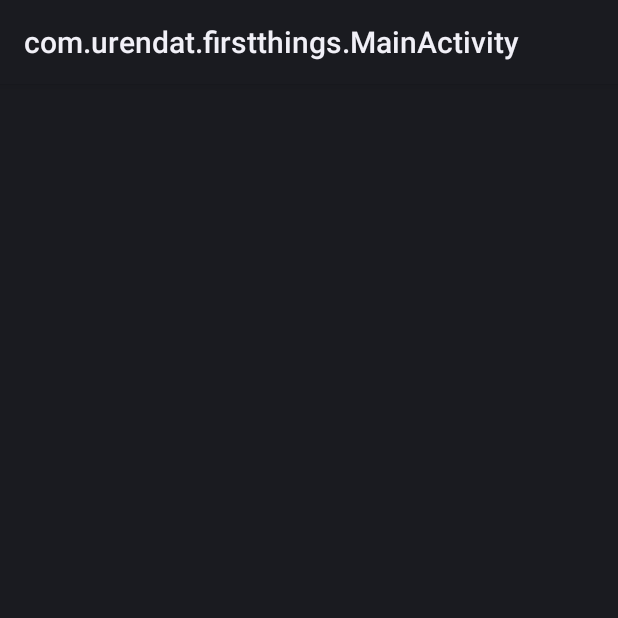
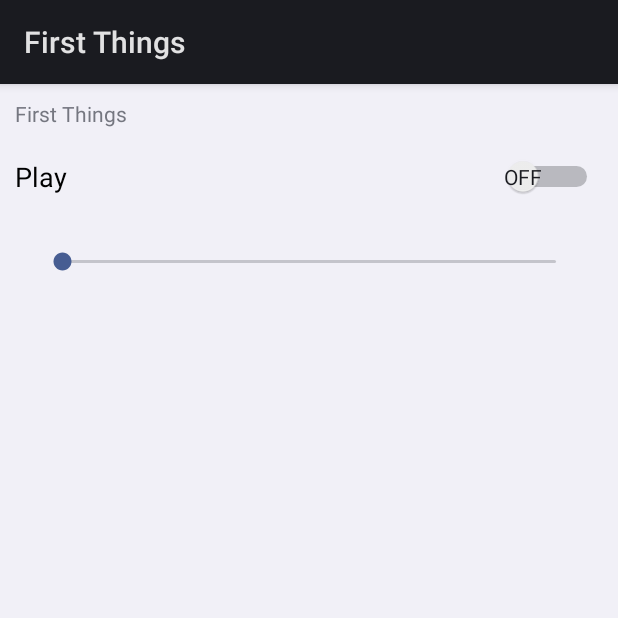
Before and after one commit to urendat/FirstThings, an Android app: the screen it shows after launch (MainActivity), on a phone screen of 412 x 824 dp, the top half of it. Run offline under Robolectric (Android 15) with nearby library versions, the phone set to English and light mode, and no system bars; our stand-ins replace Firebase (no records; nobody signed in at launch, a user with empty details on screens opened directly); libraries missing offline, so code that uses them is left out: com.google.android.things; 14 statements that could not run were skipped.

Commit message:
Added Music Player, updated to Things 1.0.5

```diff
--- a/build.gradle
+++ b/build.gradle
@@ -7,7 +7,7 @@ buildscript {
         jcenter()
     }
     dependencies {
-        classpath 'com.android.tools.build:gradle:3.0.0'
+        classpath 'com.android.tools.build:gradle:3.1.3' // 3.0.0
 
         // Firebase
         classpath 'com.google.gms:google-services:3.2.0'
--- a/things/src/main/java/com/urendat/firstthings/MainActivity.java
+++ b/things/src/main/java/com/urendat/firstthings/MainActivity.java
@@ -1,11 +1,17 @@
 package com.urendat.firstthings;
 
 import android.app.Activity;
+import android.media.MediaPlayer;
+import android.media.TimedMetaData;
 import android.os.Bundle;
 import android.util.Log;
+import android.widget.CompoundButton;
+import android.widget.SeekBar;
+import android.widget.Switch;
+import android.widget.TextView;
 
 import com.google.android.things.pio.Gpio;
-import com.google.android.things.pio.PeripheralManagerService;
+import com.google.android.things.pio.PeripheralManager;
 import com.google.firebase.database.DataSnapshot;
 import com.google.firebase.database.DatabaseError;
 import com.google.firebase.database.DatabaseReference;
@@ -16,20 +22,125 @@ import java.io.IOException;
 
 public class MainActivity extends Activity {
   private static final String TAG = MainActivity.class.getSimpleName();
-  private static final int INTERVAL_BETWEEN_BLINKS_MS = 1000;
-  private Gpio mRedLedGpio;
-  private Gpio mGreenLedGpio;
+  private static final int INTERVAL_BETWEEN_BLINKS_MS = 2000;
+  protected Gpio mRedLedGpio;
+  protected Gpio mGreenLedGpio;
 
   @Override
   protected void onCreate(Bundle savedInstanceState) {
     super.onCreate(savedInstanceState);
+    setContentView(R.layout.activity_main);
 
-    PeripheralManagerService service = new PeripheralManagerService();
+    PeripheralManager service = PeripheralManager.getInstance();
 
     // Run this method to print the RPi GPIO list to the Logcat console
-    // Log.d(TAG, "Available GPIO: " + service.getGpioList());
+    Log.d(TAG, "Available GPIO: " + service.getGpioList());
+
+    mPlayer = MediaPlayer.create(this.getBaseContext(), R.raw.thunderstruck);
+    mPlayer.setVolume(0.75f, 0.75f);
+    mPlayer.setOnErrorListener(new MediaPlayer.OnErrorListener() {
+      @Override
+      public boolean onError(MediaPlayer mp, int what, int extra)
+      {
+        Log.d(TAG, "Media Player error, position = " + mp.getCurrentPosition());
+        return false;
+      }
+    });
+
+//    LinearLayout mainView = (LinearLayout) findViewById(R.id.activity_main);
+//    LayoutInflater inflater = getLayoutInflater();
+//    View childView = inflater.inflate(R.layout.activity_main, mainView, false);
+//    ToggleButton playButton = childView.findViewById(R.id.playButton);
+//    playButton.setOnCheckedChangeListener(new CompoundButton.OnCheckedChangeListener() {
+//      public void onCheckedChanged(CompoundButton buttonView, boolean isChecked) {
+//        if (isChecked) {
+//          // The toggle is enabled
+//          Log.d(TAG, "PLAY ON");
+//
+//        } else {
+//          // The toggle is disabled
+//          Log.d(TAG, "PLAY OFF");
+//          if (mPlayer.isPlaying())
+//            mPlayer.pause();
+//        }
+//      }
+//    });
+
+    final LightRunner lightRunner = new LightRunner();
+    final Thread t = new Thread(lightRunner);
+
+    final TextView playMessage = findViewById(R.id.playMessage);
+    final Switch playSwitch = findViewById(R.id.playSwitch);
+    playSwitch.setOnCheckedChangeListener(
+      new CompoundButton.OnCheckedChangeListener() {
+        @Override
+        public void onCheckedChanged(CompoundButton buttonView, boolean isChecked) {
+          if (playSwitch.isChecked()) {
+            playMessage.setText("Play On");
+            Log.d(TAG, "Play switch: " + playSwitch.getTextOn());
+
+            // Start lights if this is not starting from Paused state
+            if (t.getState() == Thread.State.NEW) {
+              t.start();
+            }
+
+            lightRunner.stopRunning = false;
+            mPlayer.start();
+          }
+          else {
+            playMessage.setText("Play Off");
+            Log.d(TAG, "Play switch: " + playSwitch.getTextOff());
+            if (mPlayer.isPlaying()) {
+              mPlayer.pause();
+            }
+            else {
+              mPlayer.stop();
+            }
+            lightRunner.stopRunning = true;
+          }
+        }
+      });
+
+    SeekBar skBar = findViewById(R.id.seekBar);
+    skBar.setOnSeekBarChangeListener(new SeekBar.OnSeekBarChangeListener() {
+      @Override
+      public void onProgressChanged(SeekBar seekBar, int progress, boolean fromUser) {
+        frequency = progress;
+      }
+
+      @Override
+      public void onStartTrackingTouch(SeekBar seekBar) {
+      }
+
+      @Override
+      public void onStopTrackingTouch(SeekBar seekBar) {
+      }
+    });
+
+    // TODO: Run the MediaPlayer as a Service, no on the UI thread.
+    //  https://developer.android.com/guide/topics/media/mediaplayer.html
+    // TODO: Use MediaPlayer Listeners to track state changes and monitor them here?
+
+    mPlayer.setOnCompletionListener(new MediaPlayer.OnCompletionListener() {
+      @Override
+      public void onCompletion(MediaPlayer mp) {
+        Log.d(TAG, "Play complete");
+        mp.reset();
+        t.interrupt();
+      }
+    });
+    //  setOnInfoListener()
+    mPlayer.setOnTimedMetaDataAvailableListener(new MediaPlayer.OnTimedMetaDataAvailableListener() {
+      @Override
+      public void onTimedMetaDataAvailable(MediaPlayer mp, TimedMetaData data) {
+        Log.d(TAG, "Timed Metadata: " + data.getTimestamp());
+      }
+    });
+
+    //  https://github.com/googlesamples/android-SimpleMediaPlayer/
 
     try {
+      Log.d(TAG, "Open GPIO: " + BoardDefaults.getGPIOForRedLED() + BoardDefaults.getGPIOForGreenLED());
       mRedLedGpio = service.openGpio(BoardDefaults.getGPIOForRedLED());
       mRedLedGpio.setDirection(Gpio.DIRECTION_OUT_INITIALLY_LOW);
       mGreenLedGpio = service.openGpio(BoardDefaults.getGPIOForGreenLED());
@@ -92,6 +203,9 @@ public class MainActivity extends Activity {
   protected void onDestroy() {
     super.onDestroy();
 
+    if (mPlayer != null)
+      mPlayer.release();
+
     try {
       if (mRedLedGpio != null) {
         mRedLedGpio.close();
@@ -110,7 +224,7 @@ public class MainActivity extends Activity {
   }
 
 
-  private void setLed(Gpio ledGpio, boolean newState) {
+  protected void setLed(Gpio ledGpio, boolean newState) {
     try {
       ledGpio.setValue(newState);
     } catch (IOException e) {
@@ -159,6 +273,25 @@ public class MainActivity extends Activity {
     return false;
   }
 
+  private class LightRunner implements Runnable {
+    public boolean stopRunning = false;
+
+    @Override
+    public void run() {
+      try {
+        while (!stopRunning) {
+          Thread.sleep(100 - frequency);
+          Log.d(TAG, "Turn on light");
+          setLed(mGreenLedGpio, true);
+          Thread.sleep(50);
+          Log.d(TAG, "Turn off light");
+          setLed(mGreenLedGpio, false);
+        }
+      } catch (Throwable t) {
+      }
+    }
+  }
+
   // UUID
   private static final String UUID_KEY = "_UUID";
   private static final String PREFS_NAME = "MyPrefs";
@@ -182,4 +315,6 @@ public class MainActivity extends Activity {
   private DatabaseReference mCurrentGreenStatusRef;
   private DatabaseReference mDesiredGreenStatusRef;
 
+  private MediaPlayer mPlayer;
+  int frequency = 50;
 }
--- /dev/null
+++ b/things/src/main/res/layout/activity_main.xml
@@ -0,0 +1,52 @@
+<?xml version="1.0" encoding="utf-8"?>
+<LinearLayout xmlns:android="http://schemas.android.com/apk/res/android"
+              xmlns:tools="http://schemas.android.com/tools"
+              android:id="@+id/activity_main"
+              android:orientation="vertical"
+              android:layout_width="match_parent"
+              android:layout_height="match_parent"
+              tools:context=".MainActivity">
+
+    <TextView
+        android:id="@+id/playMessage"
+        android:layout_width="wrap_content"
+        android:layout_height="wrap_content"
+        android:text="@string/app_name"
+        android:paddingVertical="10dp"
+        android:paddingHorizontal="10dp"
+        />
+
+<!--    <ToggleButton
+        android:id="@+id/playButton"
+        android:layout_width="match_parent"
+        android:layout_height="wrap_content"
+        android:text="PlayButton"
+        android:textOff="Stop"
+        android:textOn="Play"/> -->
+
+    <Switch
+        android:id="@+id/playSwitch"
+        android:layout_width="match_parent"
+        android:layout_height="wrap_content"
+        android:layout_centerInParent="true"
+        android:checked="false"
+        android:paddingHorizontal="10dp"
+        android:paddingVertical="10dp"
+        android:showText="true"
+        android:text="Play"
+        android:textAppearance="?android:attr/textAppearanceMedium"
+        android:thumbTextPadding="4dp"
+        />
+
+    <SeekBar
+        android:layout_width="match_parent"
+        android:layout_height="wrap_content"
+        android:id="@+id/seekBar"
+        android:layout_below="@+id/textView1"
+        android:layout_centerHorizontal="true"
+        android:layout_marginTop="25dp"
+        android:layout_marginLeft="25dp"
+        android:layout_marginRight="25dp"
+        android:max="100"/>
+
+</LinearLayout>
```
Also changed, not shown: things/build.gradle (+10 -14 lines), things/src/main/AndroidManifest.xml (+8 -1 lines), gradle/wrapper/gradle-wrapper.properties, 1 other file.
